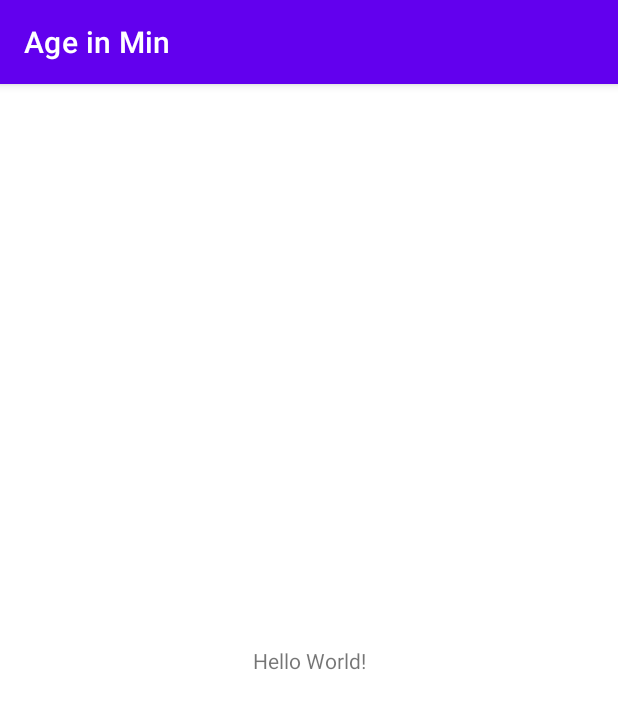
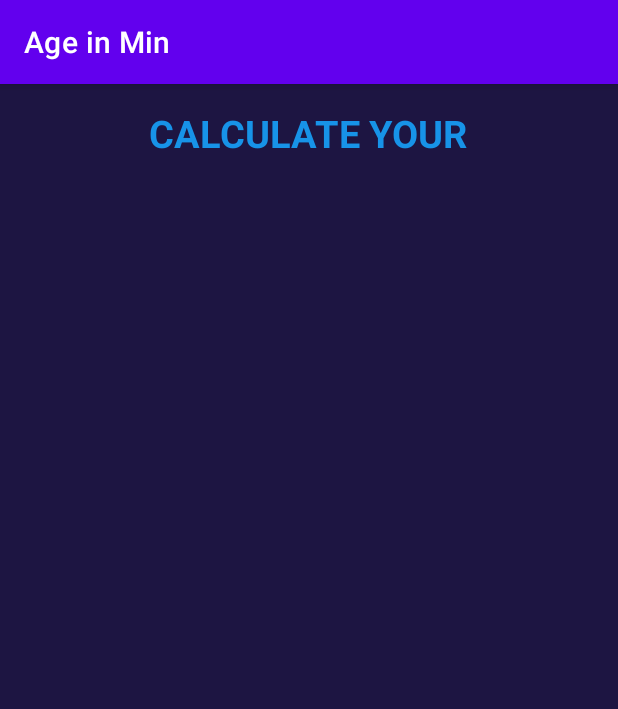
Before and after one commit to 196Sebastian/Age-in-Minutes, an Android app: the screen it shows after launch (MainActivity), on a phone screen of 412 x 824 dp. Shown: the top 709 px of the screen. Run offline under Robolectric (Android 15) with nearby library versions, the phone set to English and light mode, and no system bars.

Commit message:
Changed color of the text & background

```diff
--- a/app/src/main/res/layout/activity_main.xml
+++ b/app/src/main/res/layout/activity_main.xml
@@ -1,18 +1,21 @@
 <?xml version="1.0" encoding="utf-8"?>
-<androidx.constraintlayout.widget.ConstraintLayout xmlns:android="http://schemas.android.com/apk/res/android"
+<LinearLayout xmlns:android="http://schemas.android.com/apk/res/android"
     xmlns:app="http://schemas.android.com/apk/res-auto"
     xmlns:tools="http://schemas.android.com/tools"
     android:layout_width="match_parent"
     android:layout_height="match_parent"
+    android:gravity="center_horizontal"
+    android:orientation="vertical"
+    android:background="@color/backgroundColor"
     tools:context=".MainActivity">
 
     <TextView
         android:layout_width="wrap_content"
         android:layout_height="wrap_content"
-        android:text="Hello World!"
-        app:layout_constraintBottom_toBottomOf="parent"
-        app:layout_constraintLeft_toLeftOf="parent"
-        app:layout_constraintRight_toRightOf="parent"
-        app:layout_constraintTop_toTopOf="parent" />
+        android:layout_marginTop="15dp"
+        android:text="CALCULATE YOUR"
+        android:textColor="@color/textColor"
+        android:textSize="25sp"
+        android:textStyle="bold" />
 
-</androidx.constraintlayout.widget.ConstraintLayout>
+</LinearLayout>
--- a/app/src/main/res/values/colors.xml
+++ b/app/src/main/res/values/colors.xml
@@ -7,4 +7,6 @@
     <color name="teal_700">#FF018786</color>
     <color name="black">#FF000000</color>
     <color name="white">#FFFFFFFF</color>
+    <color name="textColor">#1793e8</color>
+    <color name="backgroundColor">#1d1542</color>
 </resources>
```
